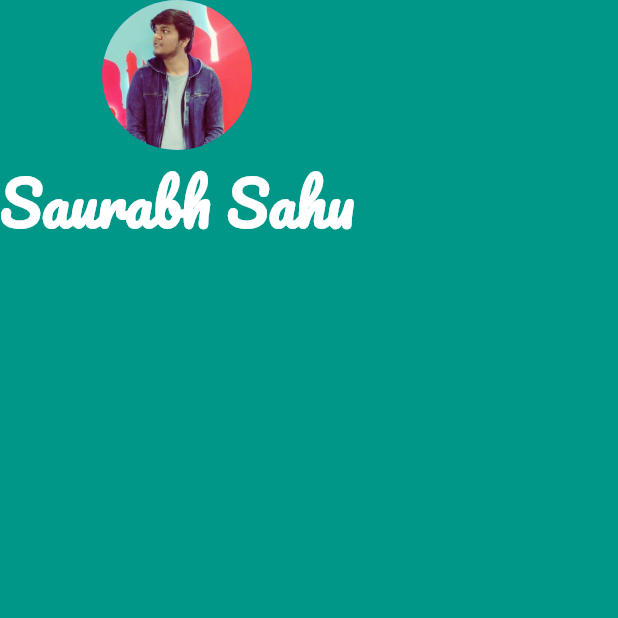
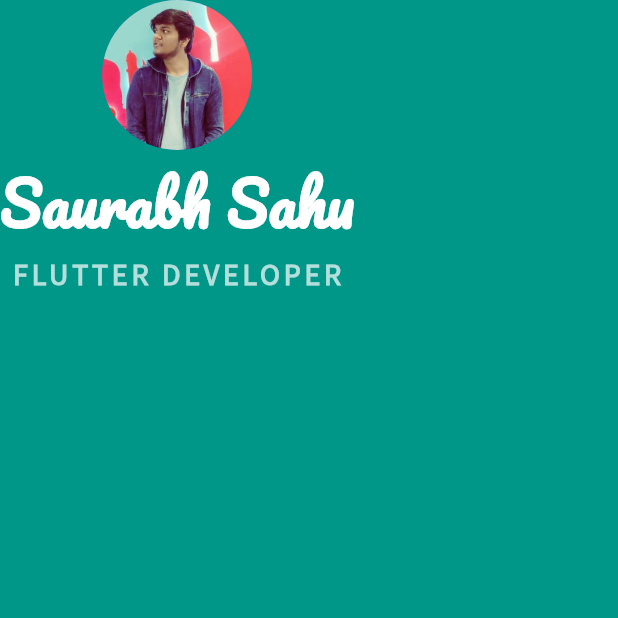
Before and after one commit to ssbeast/Mi_card, a Flutter app: the screen it shows after launch, on a phone screen of 412 x 824 dp, the top half of it. Run offline on Flutter 3.47's test engine with Material 2 defaults, Android fonts, the phone set to English and light mode, and no system bars.

Commit message:
second font addded

```diff
--- a/lib/main.dart
+++ b/lib/main.dart
@@ -25,7 +25,17 @@ class MyApp extends StatelessWidget {
                   color: Colors.white,
                   fontWeight: FontWeight.bold,
                 ),
-              )
+              ),
+              Text(
+                "FLUTTER DEVELOPER",
+                style: TextStyle(
+                  fontFamily: 'Source Sans Pro',
+                  color: Colors.teal.shade100,
+                  fontSize: 20.0,
+                  letterSpacing: 2.5,
+                  fontWeight: FontWeight.bold,
+                ),
+              ),
             ],
           ),
         ),
--- a/pubspec.yaml
+++ b/pubspec.yaml
@@ -27,3 +27,7 @@ flutter:
   - family: Pacifico
     fonts:
     - asset: fonts/Pacifico-Regular.ttf
+
+  - family: Source Sans Pro
+    fonts:
+    - asset: fonts/SourceSansPro-Regular.ttf
```
Also changed, not shown: fonts/SourceSansPro-Regular.ttf (added).
